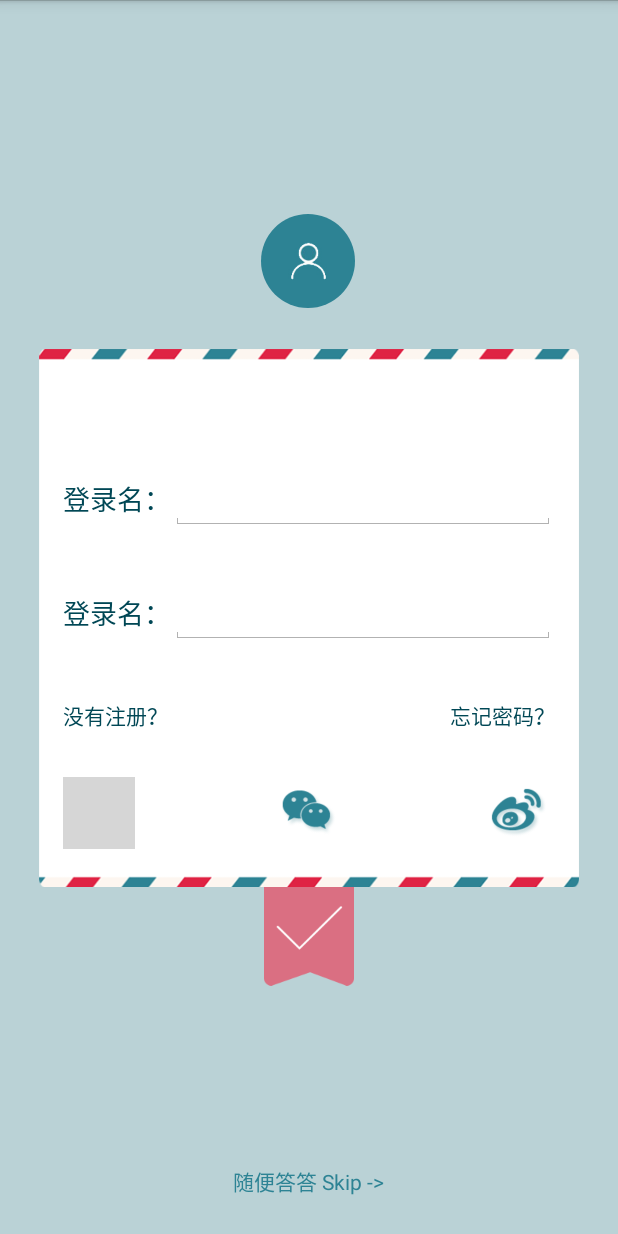
After one commit to Luomingbear/PocketAsk, an Android app: the LoginActivity screen opened directly, with no data from a screen before it, on a phone screen of 412 x 824 dp. The commit adds this screen. Run offline under Robolectric (Android 15) with nearby library versions, the phone set to English and light mode, and no system bars; grey boxes are pictures that could not be loaded.

Commit message:
完成登录界面

```diff
--- a/app/src/main/AndroidManifest.xml
+++ b/app/src/main/AndroidManifest.xml
@@ -22,6 +22,8 @@
         <activity android:name=".activity.test"></activity>
 
         <activity android:name=".activity.person.PersonActivity"></activity>
+
+        <activity android:name=".activity.login.LoginActivity"></activity>
     </application>
 
 </manifest>
--- /dev/null
+++ b/app/src/main/java/com/bear/pocketask/activity/login/LoginActivity.java
@@ -0,0 +1,22 @@
+package com.bear.pocketask.activity.login;
+
+import android.os.Bundle;
+
+import com.bear.pocketask.R;
+import com.bear.pocketask.activity.base.BaseActivity;
+
+/**
+ * Created by bear on 16/10/29.
+ */
+
+public class LoginActivity extends BaseActivity {
+    @Override
+    protected void onCreate(Bundle savedInstanceState) {
+        super.onCreate(savedInstanceState);
+        setContentView(R.layout.login_layout);
+        initView();
+    }
+
+    private void initView() {
+    }
+}
--- a/app/src/main/java/com/bear/pocketask/activity/person/PersonActivity.java
+++ b/app/src/main/java/com/bear/pocketask/activity/person/PersonActivity.java
@@ -4,7 +4,7 @@ import android.os.Bundle;
 
 import com.bear.pocketask.R;
 import com.bear.pocketask.activity.base.BaseActivity;
-import com.bear.pocketask.widget.TitleView;
+import com.bear.pocketask.widget.titleview.TitleView;
 
 /**
  * 个人中心
--- a/app/src/main/java/com/bear/pocketask/activity/receiver/ReceiverActivity.java
+++ b/app/src/main/java/com/bear/pocketask/activity/receiver/ReceiverActivity.java
@@ -5,15 +5,16 @@ import android.os.Bundle;
 
 import com.bear.pocketask.R;
 import com.bear.pocketask.activity.base.BaseActivity;
+import com.bear.pocketask.activity.login.LoginActivity;
 import com.bear.pocketask.activity.person.PersonActivity;
 import com.bear.pocketask.activity.test;
 import com.bear.pocketask.adapter.CardAdapter;
 import com.bear.pocketask.info.CardItemInfo;
 import com.bear.pocketask.tools.observable.EventObservable;
-import com.bear.pocketask.widget.TitleView;
 import com.bear.pocketask.widget.cardview.CardSlideAdapterView;
 import com.bear.pocketask.widget.inputview.ITextView;
 import com.bear.pocketask.widget.inputview.InputDialog;
+import com.bear.pocketask.widget.titleview.TitleView;
 import com.nostra13.universalimageloader.core.DisplayImageOptions;
 import com.nostra13.universalimageloader.core.ImageLoader;
 import com.nostra13.universalimageloader.core.ImageLoaderConfiguration;
@@ -63,6 +64,7 @@ public class ReceiverActivity extends BaseActivity implements CardAdapter.CardIt
 
             @Override
             public void onRightButton() {
+                intentTo(LoginActivity.class);
 
             }
         });
--- a/app/src/main/java/com/bear/pocketask/widget/RoundImageView.java
+++ b/app/src/main/java/com/bear/pocketask/widget/imageview/RoundImageView.java
@@ -1,4 +1,4 @@
-package com.bear.pocketask.widget;
+package com.bear.pocketask.widget.imageview;
 
 import android.content.Context;
 import android.content.res.TypedArray;
--- a/app/src/main/java/com/bear/pocketask/widget/TitleView.java
+++ b/app/src/main/java/com/bear/pocketask/widget/titleview/TitleView.java
@@ -1,4 +1,4 @@
-package com.bear.pocketask.widget;
+package com.bear.pocketask.widget.titleview;
 
 import android.content.Context;
 import android.content.res.TypedArray;
--- a/app/src/main/res/layout/card_item.xml
+++ b/app/src/main/res/layout/card_item.xml
@@ -43,7 +43,7 @@
                     android:orientation="vertical">
 
                     <!-- 头像 -->
-                    <com.bear.pocketask.widget.RoundImageView
+                    <com.bear.pocketask.widget.imageview.RoundImageView
                         android:id="@+id/card_item_head_pic"
                         android:src="@drawable/dfhead"
                         android:layout_width="@dimen/image_normal"
--- /dev/null
+++ b/app/src/main/res/layout/login_layout.xml
@@ -0,0 +1,158 @@
+<?xml version="1.0" encoding="utf-8"?>
+<RelativeLayout xmlns:android="http://schemas.android.com/apk/res/android"
+    xmlns:app="http://schemas.android.com/apk/res-auto"
+    android:layout_width="match_parent"
+    android:layout_height="match_parent"
+    android:background="@color/grayblue">
+
+    <ImageView
+        android:id="@+id/login_flag"
+        android:layout_width="60dp"
+        android:layout_height="125dp"
+        android:layout_below="@+id/card"
+        android:layout_centerHorizontal="true"
+        android:layout_marginTop="-60dp"
+        android:src="@drawable/login" />
+
+    <com.bear.pocketask.widget.cardview.AutoScaleLayout
+        android:id="@+id/card"
+        android:layout_width="match_parent"
+        android:layout_height="wrap_content"
+        android:layout_centerInParent="true"
+        android:layout_marginLeft="@dimen/margin_big"
+        android:layout_marginRight="@dimen/margin_big"
+        app:scaleRate="1">
+
+        <ImageView
+            android:layout_width="match_parent"
+            android:layout_height="match_parent"
+            android:src="@drawable/page" />
+
+        <LinearLayout
+            android:layout_width="match_parent"
+            android:layout_height="wrap_content"
+            android:layout_centerInParent="true"
+            android:layout_marginLeft="@dimen/margin_normal"
+            android:layout_marginRight="@dimen/margin_normal"
+            android:orientation="vertical">
+
+
+            <!-- 用户名 -->
+            <LinearLayout
+                android:id="@+id/login_username_layout"
+                android:layout_width="match_parent"
+                android:layout_height="60dp"
+                android:layout_marginTop="@dimen/margin_normal"
+                android:orientation="horizontal">
+
+                <TextView
+                    android:layout_width="wrap_content"
+                    android:layout_height="wrap_content"
+                    android:text="@string/login_username"
+                    android:textColor="@color/deepblue"
+                    android:textSize="@dimen/font_normal" />
+
+                <EditText
+                    android:layout_width="0dp"
+                    android:layout_height="wrap_content"
+                    android:layout_weight="1" />
+            </LinearLayout>
+
+            <!-- 密码 -->
+            <LinearLayout
+                android:layout_width="match_parent"
+                android:layout_height="60dp"
+                android:layout_marginTop="@dimen/margin_normal"
+                android:orientation="horizontal">
+
+                <TextView
+                    android:layout_width="wrap_content"
+                    android:layout_height="wrap_content"
+                    android:text="@string/login_username"
+                    android:textColor="@color/deepblue"
+                    android:textSize="@dimen/font_normal" />
+
+                <EditText
+                    android:layout_width="0dp"
+                    android:layout_height="wrap_content"
+                    android:layout_weight="1" />
+            </LinearLayout>
+
+            <!--提示 -->
+            <RelativeLayout
+                android:layout_width="match_parent"
+                android:layout_height="60dp"
+                android:layout_marginTop="@dimen/margin_normal">
+
+                <TextView
+                    android:layout_width="wrap_content"
+                    android:layout_height="wrap_content"
+                    android:layout_alignParentLeft="true"
+                    android:text="@string/login_no_register"
+                    android:textColor="@color/deepblue"
+                    android:textSize="@dimen/font_small" />
+
+                <TextView
+                    android:layout_width="wrap_content"
+                    android:layout_height="wrap_content"
+                    android:layout_alignParentRight="true"
+                    android:text="@string/login_forgot_password"
+                    android:textColor="@color/deepblue"
+                    android:textSize="@dimen/font_small" />
+            </RelativeLayout>
+
+        </LinearLayout>
+
+        <RelativeLayout
+            android:layout_width="match_parent"
+            android:layout_height="wrap_content"
+            android:layout_alignParentBottom="true"
+            android:layout_marginBottom="@dimen/margin_big"
+            android:layout_marginLeft="@dimen/margin_normal"
+            android:layout_marginRight="@dimen/margin_normal">
+
+            <ImageView
+                android:layout_width="@dimen/image_small"
+                android:layout_height="@dimen/image_small"
+                android:layout_alignParentLeft="true"
+                android:src="@drawable/qq" />
+
+            <ImageView
+                android:layout_width="@dimen/image_small"
+                android:layout_height="@dimen/image_small"
+                android:layout_centerHorizontal="true"
+                android:src="@drawable/wechat" />
+
+            <ImageView
+                android:layout_width="@dimen/image_small"
+                android:layout_height="@dimen/image_small"
+                android:layout_alignParentRight="true"
+                android:src="@drawable/webo" />
+        </RelativeLayout>
+
+    </com.bear.pocketask.widget.cardview.AutoScaleLayout>
+
+
+    <com.bear.pocketask.widget.imageview.RoundImageView
+        android:id="@+id/login_head_portrait"
+        android:layout_width="@dimen/image_normal"
+        android:layout_height="@dimen/image_normal"
+        android:layout_above="@+id/card"
+        android:layout_centerHorizontal="true"
+        android:layout_marginBottom="@dimen/margin_big"
+        android:src="@drawable/dfhead"
+        app:RoundType="circle" />
+
+    <TextView
+        android:id="@+id/login_skip_login"
+        android:layout_width="wrap_content"
+        android:layout_height="wrap_content"
+        android:layout_alignParentBottom="true"
+        android:layout_centerHorizontal="true"
+        android:layout_marginBottom="@dimen/margin_big"
+        android:text="@string/login_skip_login"
+        android:textColor="@color/lightblue"
+        android:textSize="@dimen/font_small" />
+
+
+</RelativeLayout>
--- a/app/src/main/res/layout/person_layout.xml
+++ b/app/src/main/res/layout/person_layout.xml
@@ -7,16 +7,16 @@
     android:gravity="center_horizontal"
     android:orientation="vertical">
 
-    <com.bear.pocketask.widget.TitleView
+    <com.bear.pocketask.widget.titleview.TitleView
         android:id="@+id/title_view"
         android:layout_width="match_parent"
         app:titleText="@string/person_title"
         android:layout_height="wrap_content"
         app:titleMode="BACK_TITLE">
 
-    </com.bear.pocketask.widget.TitleView>
+    </com.bear.pocketask.widget.titleview.TitleView>
 
-    <com.bear.pocketask.widget.RoundImageView
+    <com.bear.pocketask.widget.imageview.RoundImageView
         android:id="@+id/person_head_portrait"
         android:layout_width="@dimen/image_normal"
         android:layout_height="@dimen/image_normal"
--- a/app/src/main/res/layout/receiver_activity.xml
+++ b/app/src/main/res/layout/receiver_activity.xml
@@ -7,14 +7,14 @@
               android:orientation="vertical"
               tools:context=".activity.receiver.ReceiverActivity">
 
-    <com.bear.pocketask.widget.TitleView
+    <com.bear.pocketask.widget.titleview.TitleView
         android:id="@+id/title_view"
         android:layout_width="match_parent"
         android:layout_height="wrap_content"
         app:titleMode="PERSON_TITLE_EDIT"
         app:titleText="@string/app_name">
 
-    </com.bear.pocketask.widget.TitleView>
+    </com.bear.pocketask.widget.titleview.TitleView>
 
     <com.bear.pocketask.widget.cardview.CardSlideAdapterView
         android:id="@+id/cardSlideView"
--- a/app/src/main/res/values/dimens.xml
+++ b/app/src/main/res/values/dimens.xml
@@ -4,7 +4,9 @@
     <dimen name="icon_normal">24dp</dimen>
     <dimen name="icon_large">32dp</dimen>
     <!-- 图片大小 -->
+    <dimen name="image_small">48dp</dimen>
     <dimen name="image_normal">63dp</dimen>
+    <dimen name="image_big">83dp</dimen>
 
     <!-- 标题栏 -->
     <dimen name="title_height">48dp</dimen>
--- a/app/src/main/res/values/strings.xml
+++ b/app/src/main/res/values/strings.xml
@@ -16,4 +16,11 @@
     <string name="person_about_us">关于我们</string>
     <string name="person_logout">退出登陆</string>
 
+    <!--登陆 -->
+    <string name="login_skip_login">随便答答 Skip -></string>
+    <string name="login_username">登录名：</string>
+    <string name="login_password">密 码：</string>
+    <string name="login_no_register">没有注册？</string>
+    <string name="login_forgot_password">忘记密码？</string>
+
 </resources>
```
Also changed, not shown: app/src/main/res/drawable/QQ.png (added), app/src/main/res/drawable/login.png (added), app/src/main/res/drawable/page.png (added), app/src/main/res/drawable/webo.png (added), app/src/main/res/drawable/wechat.png (added).
